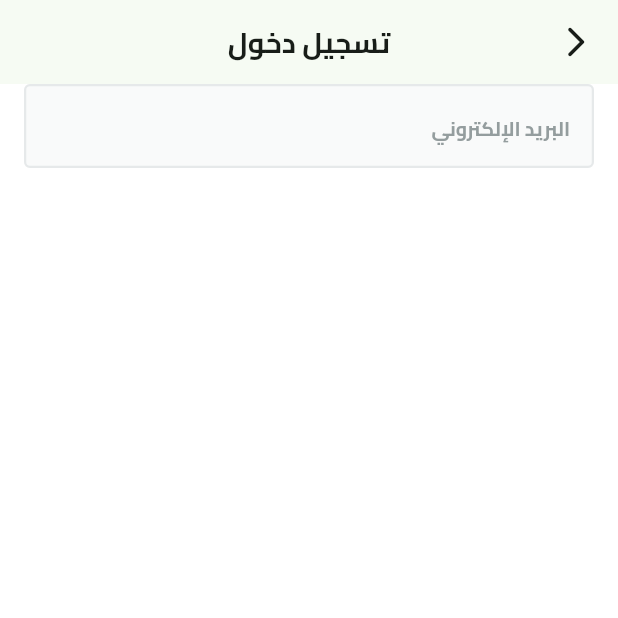
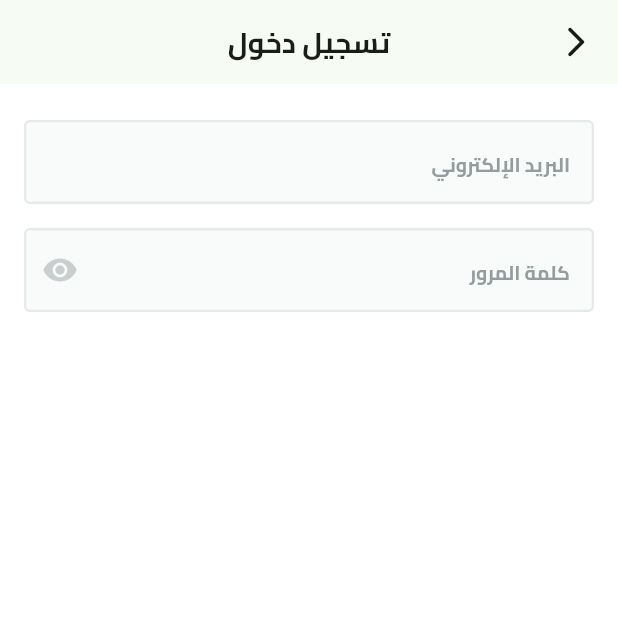
Before and after one commit to a7med287/fruit-hub, a Flutter app: the screen it shows after launch, after a tap on "تخط", on a phone screen of 412 x 824 dp, the top half of it. Run offline on Flutter 3.47's test engine with Material 3 defaults, Android fonts, the phone set to English and light mode, and no system bars; our stand-ins replace dots_indicator, flutter_svg, shared_preferences.

Commit message:
add password text form field

```diff
--- a/lib/features/auth/presentation/views/widgets/login_view_body.dart
+++ b/lib/features/auth/presentation/views/widgets/login_view_body.dart
@@ -2,18 +2,34 @@ import 'package:flutter/material.dart';
 import 'package:fruit_hub/constants.dart';
 
 import '../../../../../core/widgets/custom_text_field.dart';
-class LoginViewBody extends StatelessWidget{
+
+class LoginViewBody extends StatelessWidget {
   const LoginViewBody({super.key});
 
   @override
   Widget build(BuildContext context) {
     return Padding(
-
       padding: const EdgeInsets.symmetric(horizontal: kHorizontalPadding),
       child: SingleChildScrollView(
         child: Column(
           children: [
-              CustomTextFormField(hintText: 'البريد الإلكتروني',)
+            SizedBox(height: 24),
+            CustomTextFormField(
+              hintText: 'البريد الإلكتروني',
+              textInputType: TextInputType.emailAddress,
+            ),
+            SizedBox(height: 16),
+            CustomTextFormField(
+              hintText: 'كلمة المرور',
+              textInputType: TextInputType.visiblePassword,
+              suffixIcon: IconButton(
+                onPressed: () {},
+                icon: Icon(
+                  Icons.remove_red_eye_rounded,
+                  color: Color(0xffC9CECF),
+                ),
+              ),
+            ),
           ],
         ),
       ),
```
